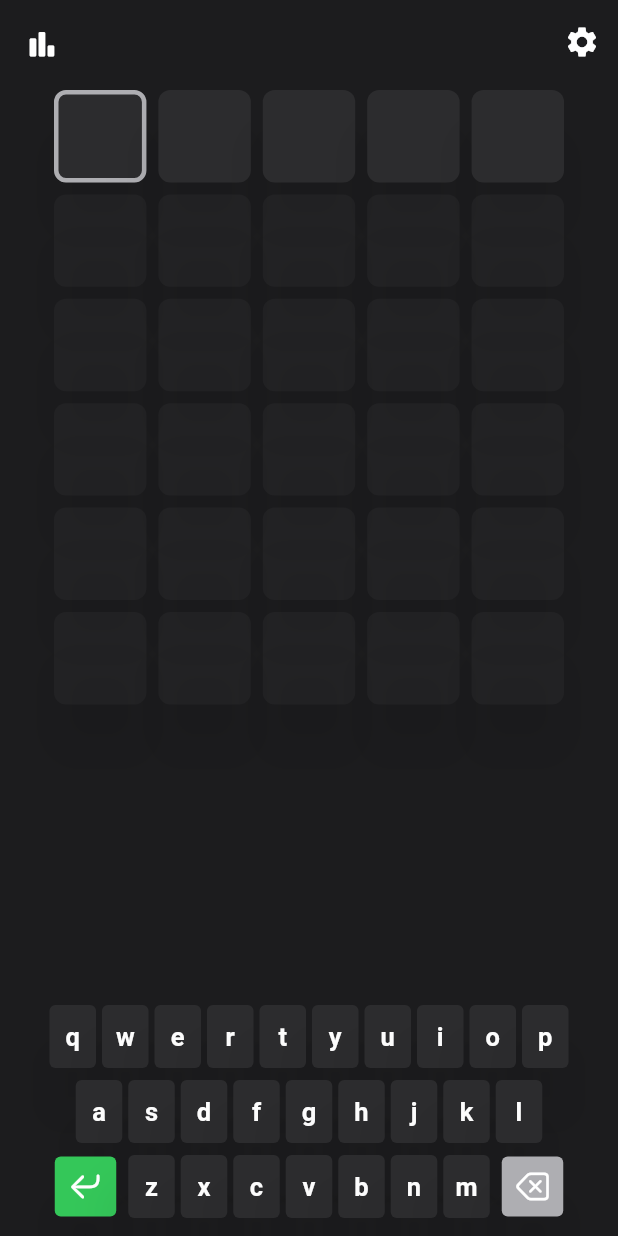
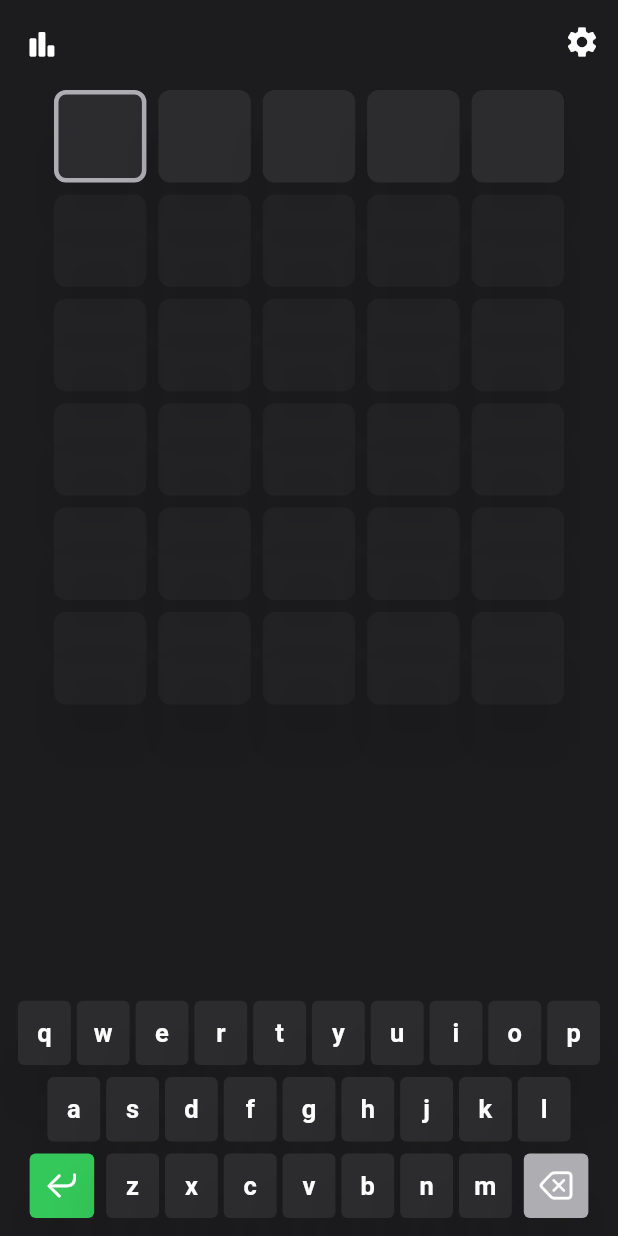
Before and after one commit to JackWRadford/word-guess, a Flutter app: the screen it shows after launch, on a phone screen of 412 x 824 dp. Run offline on Flutter 3.47's test engine with Material 2 defaults, Android fonts, the light colour scheme and no system bars; our stand-ins replace fl_chart, get_it, shared_preferences.

Commit message:
added key width calc based on screen width. smaller dialog width

```diff
--- a/lib/core/viewModels/statistics_model.dart
+++ b/lib/core/viewModels/statistics_model.dart
@@ -29,6 +29,6 @@ class StatisticsModel extends BaseModel {
 
   /// get barchart attempts data
   List<int> getAttempsData() {
-    return [12, 34, 56, 400, 240, 321];
+    return _prefService.getAttemptsData();
   }
 }
--- a/lib/ui/helper/helper_functions.dart
+++ b/lib/ui/helper/helper_functions.dart
@@ -3,6 +3,7 @@ import 'package:provider/provider.dart';
 import 'package:word_guess/core/enums/char_tile_state.dart';
 import 'package:word_guess/core/themeNotifier.dart';
 import 'package:word_guess/ui/shared/app_colours.dart';
+import 'package:word_guess/ui/shared/app_ui_sizes.dart';
 
 /// return color for charTile depending on state
 Color getColorForState(BuildContext ctx, CharTileState ctState) {
@@ -25,3 +26,11 @@ Color getColorForState(BuildContext ctx, CharTileState ctState) {
       return bg;
   }
 }
+
+const double _maxW = 80;
+
+///calculate key width based on max number of keys, padding and screen width
+double calcKeyWidth(double screenW) {
+  double result = (screenW / 10) - (veryTinyPadding);
+  return (result < _maxW) ? result : _maxW;
+}
--- a/lib/ui/widgets/game/game_area.dart
+++ b/lib/ui/widgets/game/game_area.dart
@@ -11,7 +11,9 @@ class GameArea extends StatelessWidget {
 
   @override
   Widget build(BuildContext context) {
-    return GridView.builder(
+    return ConstrainedBox(
+      constraints: const BoxConstraints(maxWidth: 600),
+      child: GridView.builder(
         shrinkWrap: true,
         physics: const NeverScrollableScrollPhysics(),
         gridDelegate: SliverGridDelegateWithFixedCrossAxisCount(
@@ -20,6 +22,7 @@ class GameArea extends StatelessWidget {
         itemCount: guessData.length,
         itemBuilder: (BuildContext ctx, i) =>
             CharTile(char: guessData[i].char, ctState: guessData[i].ctState),
+      ),
     );
   }
 }
--- a/lib/ui/widgets/keyboard/key_row.dart
+++ b/lib/ui/widgets/keyboard/key_row.dart
@@ -1,5 +1,6 @@
 import 'package:flutter/material.dart';
 import 'package:word_guess/core/models/char_model.dart';
+import 'package:word_guess/ui/helper/helper_functions.dart';
 import 'package:word_guess/ui/widgets/keyboard/key_tile.dart';
 
 /// row of keys for keyboard
@@ -11,7 +12,7 @@ class KeyRow extends StatelessWidget {
   @override
   Widget build(BuildContext context) {
     return SizedBox(
-      height: 50,
+      height: calcKeyWidth(MediaQuery.of(context).size.width) * 1.3, //50 //80
       child: ListView.builder(
         scrollDirection: Axis.horizontal,
         physics: const NeverScrollableScrollPhysics(),
--- a/lib/ui/widgets/keyboard/key_tile.dart
+++ b/lib/ui/widgets/keyboard/key_tile.dart
@@ -22,7 +22,7 @@ class KeyTile extends StatelessWidget {
         Provider.of<GameModel>(context, listen: false).keyboardInput(char);
       },
       child: SizedBox(
-        width: 35,
+        width: calcKeyWidth(MediaQuery.of(context).size.width), //35
         child: Card(
           color: getColorForState(context, ctState),
           margin: const EdgeInsets.symmetric(
--- a/lib/ui/widgets/keyboard/keyboard_btn.dart
+++ b/lib/ui/widgets/keyboard/keyboard_btn.dart
@@ -1,4 +1,5 @@
 import 'package:flutter/material.dart';
+import 'package:word_guess/ui/helper/helper_functions.dart';
 import 'package:word_guess/ui/shared/app_ui_sizes.dart';
 
 /// button for other keyboard actions (backspace and submit)
@@ -15,11 +16,13 @@ class KeyboardBtn extends StatelessWidget {
 
   @override
   Widget build(BuildContext context) {
+    double w = calcKeyWidth(MediaQuery.of(context).size.width);
     return GestureDetector(
       behavior: HitTestBehavior.opaque,
       onTap: onTap,
       child: SizedBox(
-        width: 45,
+        width: w * 1.2,
+        height: w * 1.3,
         child: Card(
           color: color,
           margin: const EdgeInsets.symmetric(
--- a/lib/ui/widgets/shared/my_custom_alert_dialog.dart
+++ b/lib/ui/widgets/shared/my_custom_alert_dialog.dart
@@ -30,7 +30,7 @@ class MyCustomAlertDialog extends StatelessWidget {
         ),
       ),
       content: SizedBox(
-        width: 800,
+        width: 400,
         child: Column(
           mainAxisSize: MainAxisSize.min,
           crossAxisAlignment: CrossAxisAlignment.center,
```
Lines whose indentation alone changed are shown as unchanged.
